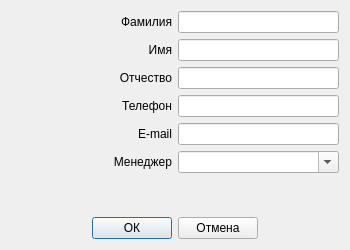
This is DialogClient.ui in CreatorBooMGit/ShopCRM as Qt 5 draws it before an edit. The edited form follows.
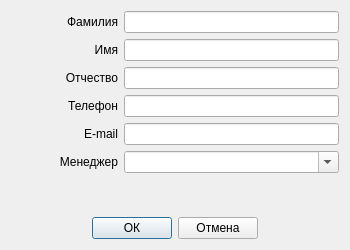
This is the edited form.

Diff of the .ui file:
```diff
--- a/DialogClient.ui
+++ b/DialogClient.ui
@@ -59,7 +59,7 @@
     </layout>
    </item>
    <item row="5" column="0">
-    <layout class="QHBoxLayout" name="horizontalLayout_6" stretch="1,1">
+    <layout class="QHBoxLayout" name="horizontalLayout_6" stretch="1,2">
      <item>
       <widget class="QLabel" name="label_6">
        <property name="text">
@@ -80,7 +80,7 @@
     </layout>
    </item>
    <item row="2" column="0">
-    <layout class="QHBoxLayout" name="horizontalLayout_3" stretch="1,1">
+    <layout class="QHBoxLayout" name="horizontalLayout_3" stretch="1,2">
      <item>
       <widget class="QLabel" name="label_3">
        <property name="text">
@@ -97,7 +97,7 @@
     </layout>
    </item>
    <item row="3" column="0">
-    <layout class="QHBoxLayout" name="horizontalLayout_4" stretch="1,1">
+    <layout class="QHBoxLayout" name="horizontalLayout_4" stretch="1,2">
      <item>
       <widget class="QLabel" name="label_4">
        <property name="text">
@@ -114,7 +114,7 @@
     </layout>
    </item>
    <item row="1" column="0">
-    <layout class="QHBoxLayout" name="horizontalLayout_2" stretch="1,1">
+    <layout class="QHBoxLayout" name="horizontalLayout_2" stretch="1,2">
      <item>
       <widget class="QLabel" name="label_2">
        <property name="text">
@@ -131,7 +131,7 @@
     </layout>
    </item>
    <item row="0" column="0">
-    <layout class="QHBoxLayout" name="horizontalLayout" stretch="1,1">
+    <layout class="QHBoxLayout" name="horizontalLayout" stretch="1,2">
      <item>
       <widget class="QLabel" name="label">
        <property name="text">
@@ -148,7 +148,7 @@
     </layout>
    </item>
    <item row="4" column="0">
-    <layout class="QHBoxLayout" name="horizontalLayout_5" stretch="1,1">
+    <layout class="QHBoxLayout" name="horizontalLayout_5" stretch="1,2">
      <item>
       <widget class="QLabel" name="label_5">
        <property name="text">
```
Left out of the diff: 2 changed lines with no effect on the pictures.
